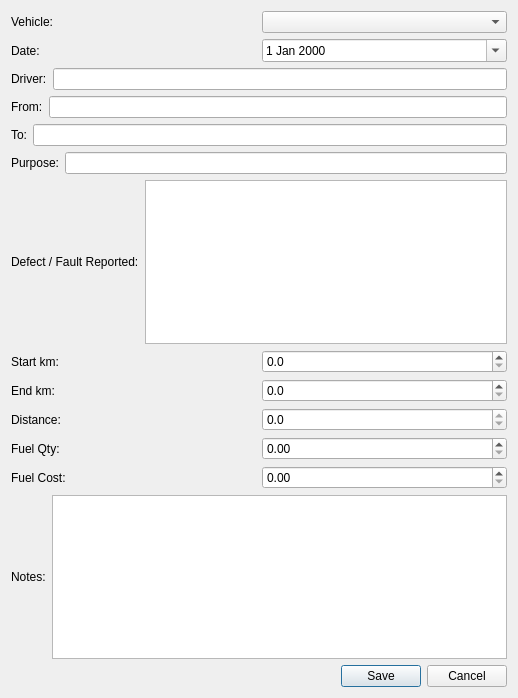
Apie-dup/MaintenanceSystem, file app/ui/forms/vehicle_logbook_dialog.ui: the form before one commit.
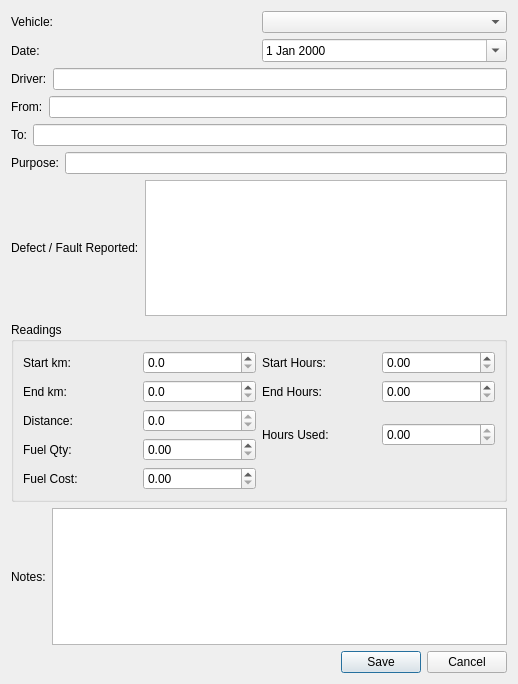
The form after the commit.

Commit message: Add running hours to vehicle logbook

Diff of the .ui file:
```diff
--- a/app/ui/forms/vehicle_logbook_dialog.ui
+++ b/app/ui/forms/vehicle_logbook_dialog.ui
@@ -7,7 +7,7 @@
     <x>0</x>
     <y>0</y>
     <width>518</width>
-    <height>698</height>
+    <height>684</height>
    </rect>
   </property>
   <property name="windowTitle">
@@ -73,19 +73,6 @@
      </item>
     </layout>
    </item>
-   <item>
-    <spacer name="verticalSpacer_2">
-     <property name="orientation">
-      <enum>Qt::Orientation::Vertical</enum>
-     </property>
-     <property name="sizeHint" stdset="0">
-      <size>
-       <width>20</width>
-       <height>6</height>
-      </size>
-     </property>
-    </spacer>
-   </item>
    <item>
     <layout class="QHBoxLayout" name="horizontalLayout_4">
      <item>
@@ -114,19 +101,6 @@
      </item>
     </layout>
    </item>
-   <item>
-    <spacer name="verticalSpacer_3">
-     <property name="orientation">
-      <enum>Qt::Orientation::Vertical</enum>
-     </property>
-     <property name="sizeHint" stdset="0">
-      <size>
-       <width>20</width>
-       <height>5</height>
-      </size>
-     </property>
-    </spacer>
-   </item>
    <item>
     <layout class="QHBoxLayout" name="horizontalLayout_6">
      <item>
@@ -169,19 +143,12 @@
     </layout>
    </item>
    <item>
-    <spacer name="verticalSpacer_4">
-     <property name="orientation">
-      <enum>Qt::Orientation::Vertical</enum>
+    <widget class="QGroupBox" name="groupReadings">
+     <property name="title">
+      <string>Readings</string>
      </property>
-     <property name="sizeHint" stdset="0">
-      <size>
-       <width>20</width>
-       <height>5</height>
-      </size>
-     </property>
-    </spacer>
-   </item>
-   <item>
+     <layout class="QGridLayout" name="gridLayout">
+      <item row="0" column="0">
     <layout class="QHBoxLayout" name="horizontalLayout_7">
      <item>
       <widget class="QLabel" name="lblStartMeter">
@@ -202,7 +169,25 @@
      </item>
     </layout>
    </item>
+      <item row="0" column="1">
+       <layout class="QHBoxLayout" name="horizontalLayout_14">
    <item>
+         <widget class="QLabel" name="lblStartHours">
+          <property name="text">
+           <string>Start Hours:</string>
+          </property>
+         </widget>
+        </item>
+        <item>
+         <widget class="QDoubleSpinBox" name="dsbStartHours">
+          <property name="maximum">
+           <double>999999999.990000009536743</double>
+          </property>
+         </widget>
+        </item>
+       </layout>
+      </item>
+      <item row="1" column="0">
     <layout class="QHBoxLayout" name="horizontalLayout_8">
      <item>
       <widget class="QLabel" name="lblEndMeter">
@@ -223,7 +208,25 @@
      </item>
     </layout>
    </item>
+      <item row="1" column="1">
+       <layout class="QHBoxLayout" name="horizontalLayout_15">
    <item>
+         <widget class="QLabel" name="lblEndHours">
+          <property name="text">
+           <string>End Hours:</string>
+          </property>
+         </widget>
+        </item>
+        <item>
+         <widget class="QDoubleSpinBox" name="dsbEndHours">
+          <property name="maximum">
+           <double>999999999.990000009536743</double>
+          </property>
+         </widget>
+        </item>
+       </layout>
+      </item>
+      <item row="2" column="0">
     <layout class="QHBoxLayout" name="horizontalLayout_9">
      <item>
       <widget class="QLabel" name="lblDistance">
@@ -247,20 +250,28 @@
      </item>
     </layout>
    </item>
+      <item row="2" column="1" rowspan="2">
+       <layout class="QHBoxLayout" name="horizontalLayout_16">
    <item>
-    <spacer name="verticalSpacer_5">
-     <property name="orientation">
-      <enum>Qt::Orientation::Vertical</enum>
-     </property>
-     <property name="sizeHint" stdset="0">
-      <size>
-       <width>20</width>
-       <height>5</height>
-      </size>
-     </property>
-    </spacer>
+         <widget class="QLabel" name="lblHoursUsed">
+          <property name="text">
+           <string>Hours Used:</string>
+          </property>
+         </widget>
    </item>
    <item>
+         <widget class="QDoubleSpinBox" name="dsbHoursUsed">
+          <property name="readOnly">
+           <bool>true</bool>
+          </property>
+          <property name="maximum">
+           <double>999999999.990000009536743</double>
+          </property>
+         </widget>
+        </item>
+       </layout>
+      </item>
+      <item row="3" column="0">
     <layout class="QHBoxLayout" name="horizontalLayout_10">
      <item>
       <widget class="QLabel" name="lblFuelQuantity">
@@ -278,7 +289,7 @@
      </item>
     </layout>
    </item>
-   <item>
+      <item row="4" column="0">
     <layout class="QHBoxLayout" name="horizontalLayout_11">
      <item>
       <widget class="QLabel" name="lblFuelCost">
@@ -296,18 +307,8 @@
      </item>
     </layout>
    </item>
-   <item>
-    <spacer name="verticalSpacer_6">
-     <property name="orientation">
-      <enum>Qt::Orientation::Vertical</enum>
-     </property>
-     <property name="sizeHint" stdset="0">
-      <size>
-       <width>20</width>
-       <height>6</height>
-      </size>
-     </property>
-    </spacer>
+     </layout>
+    </widget>
    </item>
    <item>
     <layout class="QHBoxLayout" name="horizontalLayout_12">
```
Lines whose indentation alone changed are shown as unchanged. The commit also changes 9 other files.
